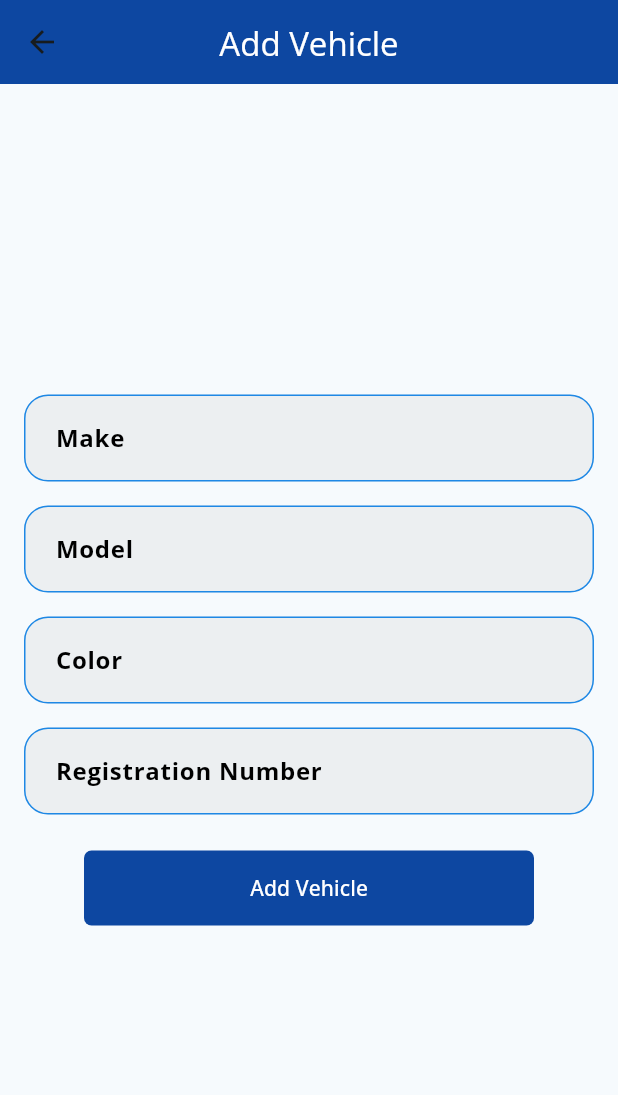
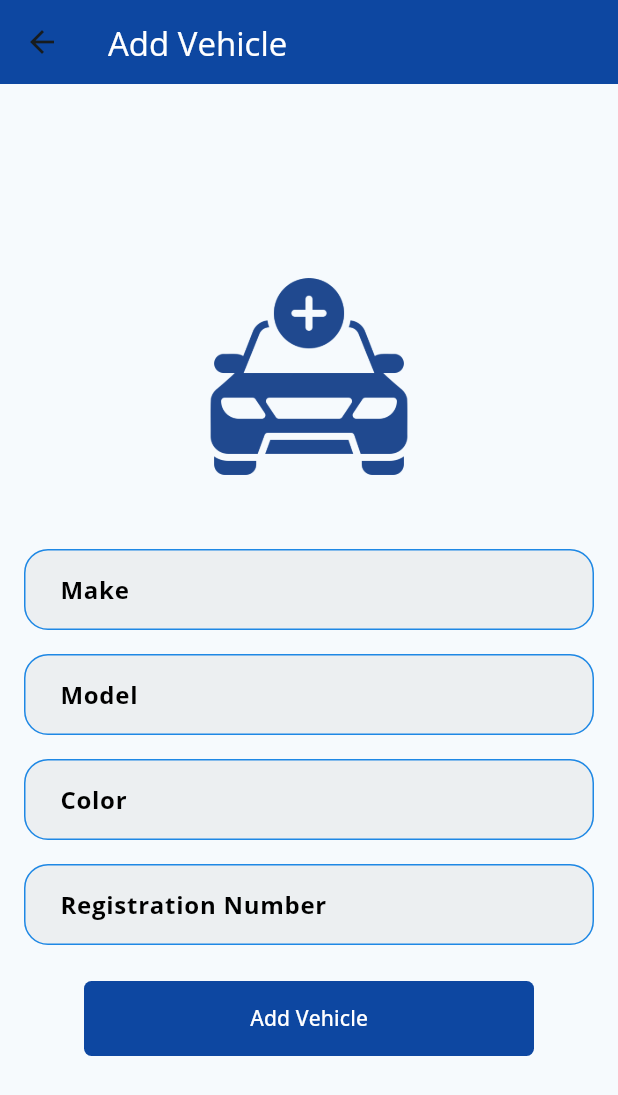
Before and after one commit to devTatendaMarvelous/pocketlaw-mobile, a Flutter app: the Dashboard screen opened by its route, after a tap on "Add Vehicle", on a phone screen of 412 x 824 dp. Shown: the top 1095 px of the screen. Run offline on Flutter 3.47's test engine with Material 3 defaults, Android fonts, the light colour scheme and no system bars; our stand-ins replace dio, dropdown_button2, file_picker, flutter_spinkit, get, google_fonts and 2 more; missing offline and left inert: google_mlkit_text_recognition; accounts and stored records are empty.

Commit message:
beta changes

```diff
--- a/lib/pages/add_vehicle.dart
+++ b/lib/pages/add_vehicle.dart
@@ -2,6 +2,7 @@ import 'package:flutter/material.dart';
 import 'package:pocket_law/services/vehicle_service.dart';
 import 'package:pocket_law/widgets/custom_buttom.dart';
 
+import '../generated/assets.dart';
 import '../widgets/custom_textformfield.dart';
 import 'confirmed_payment.dart';
 
@@ -23,16 +24,20 @@ class AddVehiclePage extends StatelessWidget {
       appBar: AppBar(
         backgroundColor: Colors.blue[900],
         title: const Text('Add Vehicle', style: TextStyle(color: Colors.white)),
-        centerTitle: true,
       ),
       body: Padding(
         padding: const EdgeInsets.all(16.0),
         child: Form(
           key: _formKey,
           child: Column(
-            crossAxisAlignment: CrossAxisAlignment.start,
+            crossAxisAlignment: CrossAxisAlignment.center,
             mainAxisAlignment: MainAxisAlignment.center,
             children: [
+              SizedBox(
+                  height: 150,
+                  child: Image.asset(Assets.assetsAdd)
+              ),
+              const SizedBox(height: 40),
               CustomTextFormField(
                 controller: makeController,
                 labelText: 'Make',
--- a/lib/pages/complaint_page.dart
+++ b/lib/pages/complaint_page.dart
@@ -1,8 +1,7 @@
-import 'dart:convert';
 import 'dart:io';
-import 'package:flutter/material.dart';
 import 'package:dio/dio.dart';
 import 'package:file_picker/file_picker.dart';
+import 'package:flutter/material.dart';
 import 'package:pocket_law/widgets/custom_buttom.dart';
 import 'package:pocket_law/widgets/custom_textformfield.dart';
 
@@ -124,7 +123,8 @@ class _ComplaintPageState extends State<ComplaintPage> {
   Widget build(BuildContext context) {
     return Scaffold(
       appBar: AppBar(
-        title: Text('Submit Complaint'),
+        backgroundColor: Colors.blue[900],
+        title: Text('Submit Complaint', style: TextStyle(color: Colors.white),),
       ),
       body: Stack(
         children: [
--- a/lib/pages/dashboard.dart
+++ b/lib/pages/dashboard.dart
@@ -1,8 +1,11 @@
 import 'package:flutter/cupertino.dart';
 import 'package:flutter/material.dart';
 import 'package:get/get.dart';
+import 'package:google_fonts/google_fonts.dart';
 import 'package:pocket_law/pages/crimes_list.dart';
 import 'package:pocket_law/routes/routes.dart';
+
+import '../generated/assets.dart';
 
 class Dashboard extends StatelessWidget {
   const Dashboard({super.key});
@@ -22,15 +25,22 @@ class Dashboard extends StatelessWidget {
         centerTitle: true,
       ),
       body: SafeArea(
+        child: Column(
+          children: [
+            Expanded(
+              child: Center(
                 child: SingleChildScrollView(
                   padding: const EdgeInsets.all(16.0),
-          child: Center(
                   child: Column(
                     mainAxisAlignment: MainAxisAlignment.center,
                     children: [
-                // Greeting Section
+                      SizedBox(
+                        height: 150,
+                        child: Image.asset(Assets.assetsSignboard),
+                      ),
+                      const SizedBox(height: 24),
                       Text(
-                  'Pocket Law!',
+                        'Pocket Law',
                         style: TextStyle(
                           fontSize: 24,
                           fontWeight: FontWeight.bold,
@@ -38,24 +48,6 @@ class Dashboard extends StatelessWidget {
                         ),
                       ),
                       const SizedBox(height: 8),
-                Text(
-                  'Here’s what’s happening today.',
-                  style: TextStyle(
-                    fontSize: 16,
-                    color: Colors.grey[600],
-                  ),
-                ),
-                const SizedBox(height: 24),
-
-                // Quick Actions Section
-                Text(
-                  'Actions',
-                  style: TextStyle(
-                    fontSize: 18,
-                    fontWeight: FontWeight.w600,
-                    color: Colors.grey[800],
-                  ),
-                ),
                       const SizedBox(height: 16),
                       GridView.count(
                         crossAxisCount: 2,
@@ -65,50 +57,41 @@ class Dashboard extends StatelessWidget {
                         physics: const NeverScrollableScrollPhysics(),
                         children: [
                           _buildActionCard(Icons.person_add, 'New Offender',
-                        onTap: () => Get.toNamed(Routes.createOffender)),
+                              onTap: () =>
+                                  Get.toNamed(Routes.createOffender)),
                           _buildActionCard(CupertinoIcons.car, 'Add Vehicle',
-                        onTap: () => Get.toNamed( Routes.addVehicle)),
-                    _buildActionCard(Icons.add_comment_rounded, 'Add Complaint',
+                              onTap: () =>
+                                  Get.toNamed(Routes.addVehicle)),
+                          _buildActionCard(
+                              Icons.add_comment_rounded, 'Add Complaint',
                               onTap: () => Get.toNamed(Routes.addComplaint)),
-                    _buildActionCard(Icons.info, 'More Info',
-                        onTap: () {
-                          // Add functionality for more info
+                          _buildActionCard(Icons.document_scanner, 'Scan Plate', onTap: () {
+                            Get.toNamed(Routes.plateScanner);
                           }),
                         ],
                       ),
                       const SizedBox(height: 24),
-
-                // // Recent Activity Section
-                // Text(
-                //   'Recent Activity',
-                //   style: TextStyle(
-                //     fontSize: 18,
-                //     fontWeight: FontWeight.w600,
-                //     color: Colors.grey[800],
-                //   ),
-                // ),
-                // const SizedBox(height: 16),
-                // ListView.separated(
-                //   shrinkWrap: true,
-                //   physics: const NeverScrollableScrollPhysics(),
-                //   itemCount: 2,
-                //   separatorBuilder: (_, __) => const SizedBox(height: 16),
-                //   itemBuilder: (context, index) {
-                //     return _buildActivityTile(
-                //       'Activity ${index + 1}',
-                //       'Description of activity ${index + 1}',
-                //     );
-                //   },
-                // ),
                     ],
                   ),
                 ),
               ),
             ),
+           Text(
+                '© 2025 Pocket Law. All rights reserved.',
+                style: GoogleFonts.quattrocentoSans(
+                  fontSize: 14,
+                  color: Colors.grey[600],
+                ),
+                textAlign: TextAlign.right,
+              ),
+          ],
+        ),
+      ),
     );
   }
 
-  Widget _buildActionCard(IconData icon, String title, {required VoidCallback onTap}) {
+  Widget _buildActionCard(IconData icon, String title,
+      {required VoidCallback onTap}) {
     return Card(
       shape: RoundedRectangleBorder(borderRadius: BorderRadius.circular(12.0)),
       elevation: 1,
@@ -138,7 +121,9 @@ class Dashboard extends StatelessWidget {
     return ListTile(
       contentPadding: const EdgeInsets.symmetric(horizontal: 16, vertical: 8),
       tileColor: Colors.grey[100],
-      shape: RoundedRectangleBorder(borderRadius: BorderRadius.circular(12.0)),
+      shape: RoundedRectangleBorder(
+        borderRadius: BorderRadius.circular(12.0),
+      ),
       leading: Icon(Icons.check_circle_outline, color: Colors.blue[900]),
       title: Text(
         title,
--- a/lib/routes/routes.dart
+++ b/lib/routes/routes.dart
@@ -9,6 +9,7 @@ import 'package:pocket_law/pages/confirmed_payment.dart';
 import 'package:pocket_law/pages/create_offender.dart';
 import 'package:pocket_law/pages/dashboard.dart';
 import 'package:pocket_law/pages/login_page.dart';
+import 'package:pocket_law/pages/number_plate_scanner.dart';
 import 'package:pocket_law/pages/payment.dart';
 
 import '../pages/complaint_page.dart';
@@ -22,6 +23,7 @@ class Routes {
   static const String payment = '/payment';
   static const String confirmPayment = '/confirm-payment';
   static const String addComplaint = '/add-complaint';
+  static const String plateScanner = '/plate-scanner';
 }
 
 class AppPages {
@@ -34,5 +36,6 @@ class AppPages {
     GetPage(name: Routes.payment, page: () => Payment()),
     GetPage(name: Routes.confirmPayment, page: () => ConfirmedPaymentPage()),
     GetPage(name: Routes.addComplaint, page: () => ComplaintPage()),
+    GetPage(name: Routes.plateScanner, page: () => NumberPlateScanner()),
   ];
 }
--- a/lib/services/offender_service.dart
+++ b/lib/services/offender_service.dart
@@ -4,6 +4,7 @@ import 'package:flutter/material.dart';
 import 'package:get/get.dart';
 import 'package:pocket_law/model/Offender.dart';
 import 'package:pocket_law/services/vehicle_service.dart';
+import 'package:pocket_law/widgets/helper.dart';
 import '../constants.dart';
 import '../routes/routes.dart';
 
@@ -73,8 +74,10 @@ class OffenderService {
       );
       Get.offAllNamed(Routes.login);
     } else {
+      showMessageDialog("${e.message}");
       print('DioError occurred: ${e.message}');
     }
+
   }
 
   void showLoadingDialog(String message) {
--- a/lib/widgets/custom_textformfield.dart
+++ b/lib/widgets/custom_textformfield.dart
@@ -12,37 +12,67 @@ class CustomTextFormField extends StatelessWidget {
     super.key,
     required this.controller,
     required this.labelText,
-    this.validator, this.prefixIcon, this.suffixIcon, this.maxLines,
+    this.validator,
+    this.prefixIcon,
+    this.suffixIcon,
+    this.maxLines,
   });
 
   @override
   Widget build(BuildContext context) {
     return TextFormField(
-      maxLines: maxLines,
+      maxLines: maxLines ?? 1,
       controller: controller,
       decoration: InputDecoration(
-
         labelText: labelText,
         labelStyle: const TextStyle(
-            color: Colors.black, fontWeight: FontWeight.bold),
-        contentPadding: const EdgeInsets.all(17.0),
+          color: Colors.black,
+          fontWeight: FontWeight.bold,
+        ),
+        prefixIcon: prefixIcon,
+        suffixIcon: suffixIcon,
+        contentPadding: const EdgeInsets.symmetric(
+          horizontal: 20.0,
+          vertical: 15.0,
+        ),
         filled: true,
         fillColor: Colors.blueGrey[50],
         border: OutlineInputBorder(
           borderRadius: BorderRadius.circular(16.0),
-          borderSide: BorderSide(color: Colors.blue.shade900),
+          borderSide: BorderSide(
+            color: Colors.blue.shade900,
+          ),
         ),
         enabledBorder: OutlineInputBorder(
           borderRadius: BorderRadius.circular(16.0),
-          borderSide: BorderSide(color: Colors.blue.shade600), // Normal state
+          borderSide: BorderSide(
+            color: Colors.blue.shade600,
+          ),
         ),
         focusedBorder: OutlineInputBorder(
           borderRadius: BorderRadius.circular(16.0),
-          borderSide: BorderSide(color: Colors.blue.shade900),
+          borderSide: BorderSide(
+            color: Colors.blue.shade900,
+            width: 2.0,
+          ),
         ),
+        errorBorder: OutlineInputBorder(
+          borderRadius: BorderRadius.circular(16.0),
+          borderSide: BorderSide(
+            color: Colors.red.shade600,
+          ),
+        ),
+        focusedErrorBorder: OutlineInputBorder(
+          borderRadius: BorderRadius.circular(16.0),
+          borderSide: BorderSide(
+            color: Colors.red.shade900,
+            width: 2.0,
+          ),
+        ),
+        floatingLabelBehavior: FloatingLabelBehavior.auto,
       ),
-      cursorColor: Colors.black,
-      style: const TextStyle(color: Colors.black),
+      cursorColor: Colors.blue.shade900,
+      style: const TextStyle(color: Colors.black, fontSize: 16.0),
       validator: validator,
     );
   }
--- a/pubspec.yaml
+++ b/pubspec.yaml
@@ -44,6 +44,11 @@ dependencies:
   dropdown_button2:
   file_picker: ^8.1.7
   rename_app: ^1.6.2
+  camera: ^0.11.0+1
+  google_mlkit_text_recognition: ^0.14.0
+  image_picker: ^1.1.2
+  flutter_launcher_icons: ^0.14.3
+  flutter_colorpicker: ^1.1.0
 
 dev_dependencies:
 
```
Also changed, not shown: lib/pages/add_crime.dart (+0 -13 lines), lib/pages/create_offender.dart (+9 -0 lines), lib/pages/login_page.dart (+17 -4 lines), lib/pages/number_plate_scanner.dart (added, +158 -0 lines), lib/pages/payment.dart (+16 -9 lines), lib/widgets/helper.dart (+9 -5 lines), assets/add.png (added), assets/credit-card.png (added), assets/pngfind.com.png (added), assets/signboard.png (added), assets/tracking-number.png (added), assets/traff.png (added), assets/traffic.png (added), lib/generated/assets.dart, 1 more files, 2 other files. Lines whose indentation alone changed are shown as unchanged.
